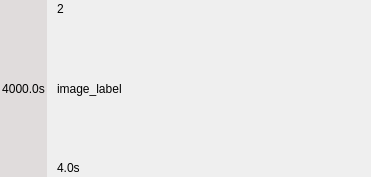
The window that src/narrative/SlideScrollItem.ui (IDREsandbox/vsim) describes before a commit, drawn with Qt 5.
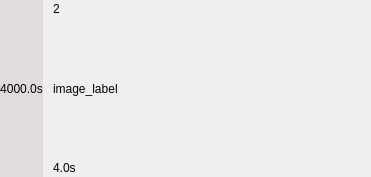
The same window after the commit.

Patch:
```diff
--- a/src/narrative/SlideScrollItem.ui
+++ b/src/narrative/SlideScrollItem.ui
@@ -41,14 +41,42 @@
       <string notr="true">background-color: rgba(50,0,0,20);</string>
      </property>
      <layout class="QVBoxLayout" name="transition_layout">
+      <property name="spacing">
+       <number>0</number>
+      </property>
       <property name="leftMargin">
-       <number>2</number>
+       <number>0</number>
+      </property>
+      <property name="topMargin">
+       <number>0</number>
       </property>
       <property name="rightMargin">
-       <number>2</number>
+       <number>0</number>
       </property>
+      <property name="bottomMargin">
+       <number>0</number>
+      </property>
+      <item>
+       <spacer name="verticalSpacer">
+        <property name="orientation">
+         <enum>Qt::Vertical</enum>
+        </property>
+        <property name="sizeHint" stdset="0">
+         <size>
+          <width>20</width>
+          <height>40</height>
+         </size>
+        </property>
+       </spacer>
+      </item>
       <item>
        <widget class="QLabel" name="transition_label">
+        <property name="sizePolicy">
+         <sizepolicy hsizetype="Preferred" vsizetype="Preferred">
+          <horstretch>0</horstretch>
+          <verstretch>0</verstretch>
+         </sizepolicy>
+        </property>
         <property name="styleSheet">
          <string notr="true">background-color: none;</string>
         </property>
@@ -63,6 +91,19 @@
         </property>
        </widget>
       </item>
+      <item>
+       <spacer name="verticalSpacer_2">
+        <property name="orientation">
+         <enum>Qt::Vertical</enum>
+        </property>
+        <property name="sizeHint" stdset="0">
+         <size>
+          <width>20</width>
+          <height>40</height>
+         </size>
+        </property>
+       </spacer>
+      </item>
      </layout>
     </widget>
    </item>
```
